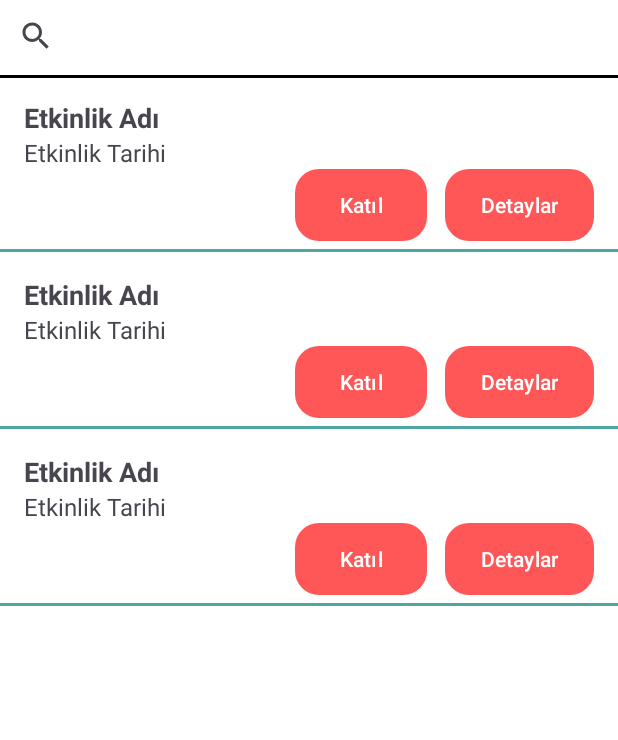
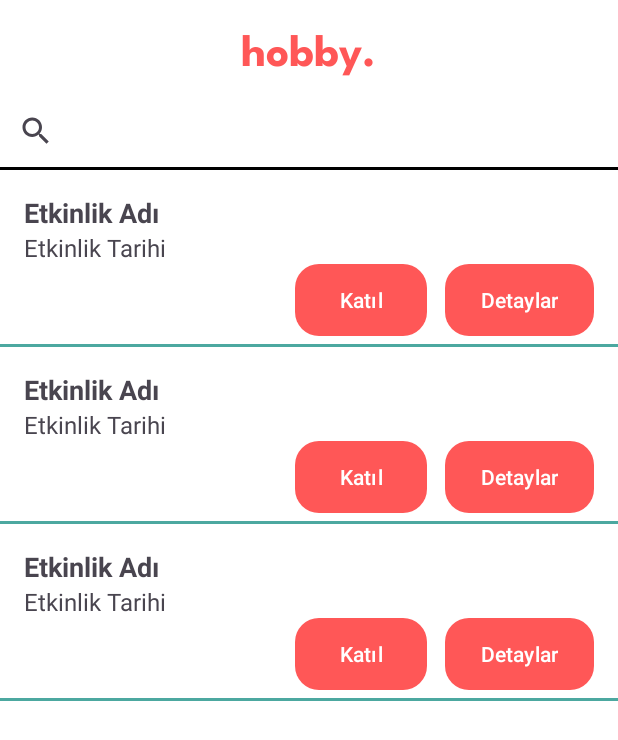
Before and after one commit to HobbyATM/HobbyApp, an Android app: the layout fragment_home.xml on its own in the app's theme, with its tools: preview values and no code run, on a phone screen of 412 x 824 dp. Shown: the top 740 px of the screen. Run offline under Robolectric (Android 15) with nearby library versions, the phone set to English and light mode, and no system bars.

Commit message:
hobby font update

```diff
--- a/app/src/main/res/layout/fragment_home.xml
+++ b/app/src/main/res/layout/fragment_home.xml
@@ -1,30 +1,47 @@
 <?xml version="1.0" encoding="utf-8"?>
-<FrameLayout xmlns:android="http://schemas.android.com/apk/res/android"
+<LinearLayout xmlns:android="http://schemas.android.com/apk/res/android"
+    xmlns:app="http://schemas.android.com/apk/res-auto"
     xmlns:tools="http://schemas.android.com/tools"
     android:layout_width="match_parent"
     android:layout_height="match_parent"
     android:background="@color/white"
+    android:orientation="vertical"
     tools:context=".Home">
 
+    <!-- Başlık TextView -->
+    <TextView
+        android:id="@+id/titleTextView"
+        android:layout_width="wrap_content"
+        android:layout_height="wrap_content"
+        android:text="hobby."
+        android:textSize="30sp"
+        android:textColor="@color/hobby_orange"
+        android:fontFamily="@font/leaguespartan_bold"
+        android:layout_gravity="center_horizontal"
+        android:layout_marginStart="40dp"
+        android:layout_marginTop="10dp"
+        android:layout_marginEnd="40dp"
+        android:layout_marginBottom="10dp"
+        />
 
     <androidx.appcompat.widget.SearchView
         android:id="@+id/searchView"
         android:layout_width="match_parent"
         android:layout_height="wrap_content"
-        android:queryHint="Etkinlik Ara"
+        android:queryHint="Search events"
+         />
 
-        />
     <View
-        android:layout_marginTop="50dp"
         android:layout_width="match_parent"
         android:layout_height="2dp"
         android:background="@color/black" />
+
     <androidx.recyclerview.widget.RecyclerView
         android:id="@+id/recyclerView"
         android:layout_width="match_parent"
-        android:layout_height="match_parent"
+        android:layout_height="0dp"
+        android:layout_weight="1"
         tools:listitem="@layout/item_event"
-        android:layout_marginTop="50dp"
         />
 
-</FrameLayout>
+</LinearLayout>
```
